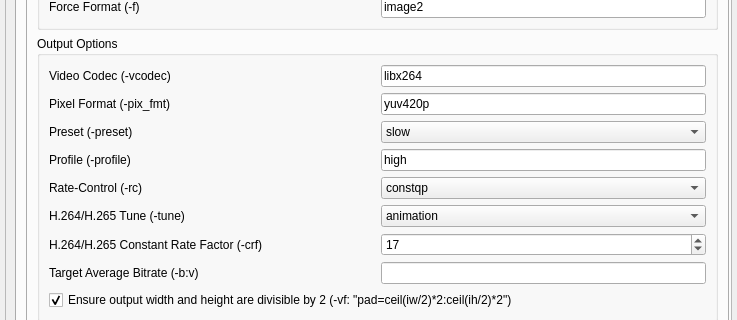
Old version of the form src/video2x_gui.ui in the repository donicrosby/video2x; both pictures show x 0 to 737 and y 137 to 457 of the 737 by 1020 pixel window.
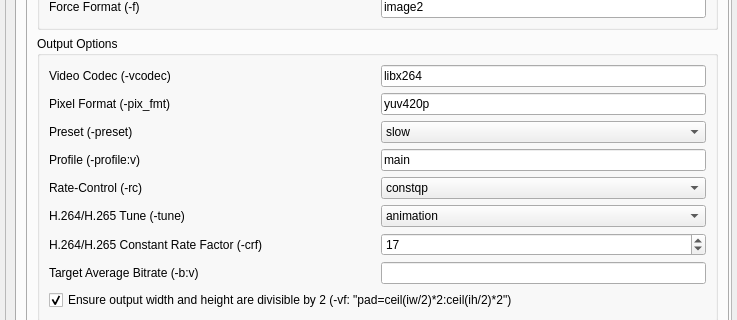
New version of the form.

Commit message:
Fixed incorrect GPU Encoding Preset
Used high where h.265 does not accept it so switching it back to main

The edit to the form file:
```diff
--- a/src/video2x_gui.ui
+++ b/src/video2x_gui.ui
@@ -2327,7 +2327,7 @@
                         <bool>true</bool>
                        </property>
                        <property name="text">
-                        <string>Profile (-profile)</string>
+                        <string>Profile (-profile:v)</string>
                        </property>
                       </widget>
                      </item>
@@ -2343,7 +2343,7 @@
                         </sizepolicy>
                        </property>
                        <property name="text">
-                        <string>high</string>
+                        <string>main</string>
                        </property>
                       </widget>
                      </item>
```
The commit also changes 1 other file.
